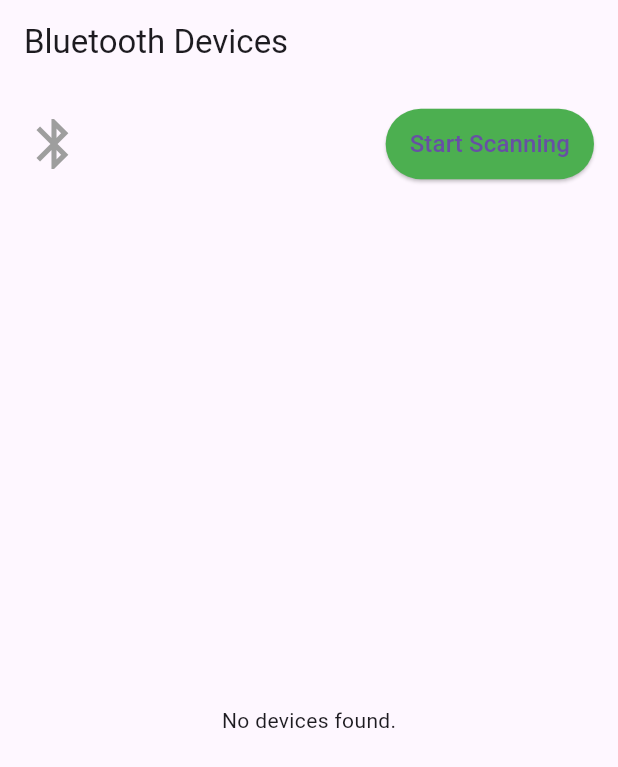
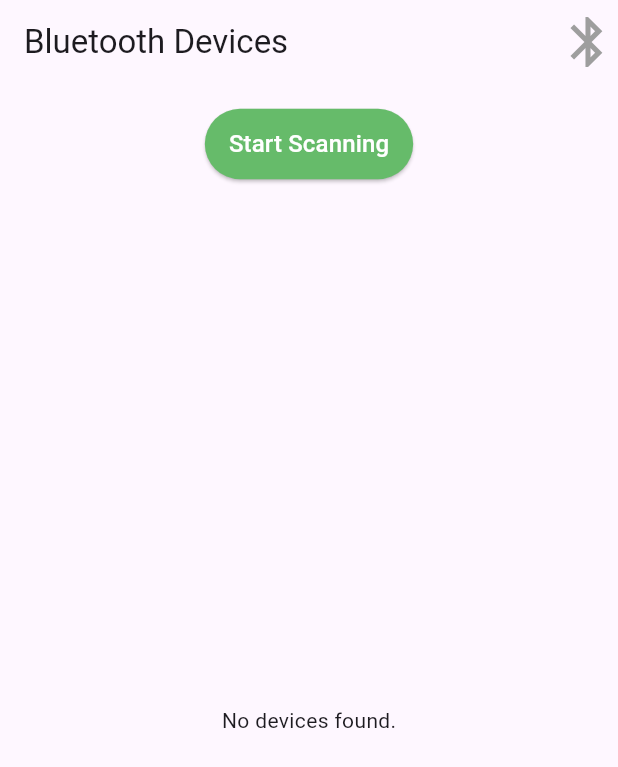
Before and after one commit to johnhcolani/Bluetooth-Scanner, a Flutter app: the screen it shows after launch, on a phone screen of 412 x 824 dp. Shown: the top 767 px of the screen. Run offline on Flutter 3.47's test engine with Material 3 defaults, Android fonts, the phone set to English and light mode, and no system bars; missing offline and left inert: flutter_reactive_ble.

Commit message:
Ui modified in Bluetooth Device Page

```diff
--- a/lib/bluetooth_scanner_screen.dart
+++ b/lib/bluetooth_scanner_screen.dart
@@ -94,36 +94,42 @@ class _BluetoothScannerScreenState extends State<BluetoothScannerScreen> {
   @override
   Widget build(BuildContext context) {
     return Scaffold(
-      appBar: AppBar(title: const Text("Bluetooth Devices")),
+      appBar: AppBar(
+        title: const Text("Bluetooth Devices"),
+        actions: [
+          Icon(
+            Icons.bluetooth,
+            size: 40,
+            color: _connectedDevice != null ? Colors.blue : Colors.grey,
+          ),
+        ],
+      ),
       body: Column(
         children: [
           // Row for Bluetooth Icon, Scanning Button, and Navigate Button
           Padding(
             padding: const EdgeInsets.all(16.0),
             child: Row(
-              mainAxisAlignment: MainAxisAlignment.spaceBetween,
+              mainAxisAlignment: _connectedDevice == null
+                  ? MainAxisAlignment.center
+                  : MainAxisAlignment.spaceBetween,
               children: [
-                // Bluetooth Icon
-                Icon(
-                  Icons.bluetooth,
-                  size: 40,
-                  color: _connectedDevice != null ? Colors.blue : Colors.grey,
-                ),
-                // Start/Stop Scanning Button
+
                 ElevatedButton(
                   onPressed: _isScanning ? _stopScan : _startScan,
                   style: ElevatedButton.styleFrom(
-                    backgroundColor: _isScanning ? Colors.red : Colors.green,
+                    backgroundColor: _isScanning ? Colors.red.shade400 : Colors.green.shade400,
                     padding: const EdgeInsets.symmetric(vertical: 12, horizontal: 16),
                   ),
                   child: Text(
                     _isScanning ? "Stop Scanning" : "Start Scanning",
-                    style: const TextStyle(fontSize: 16),
+                    style: TextStyle(fontSize: 16,
+                    color: _isScanning ? Colors.white : Colors.white
+                    ),
                   ),
                 ),
-                // Navigate to Details Button (Visible if connected)
                 if (_connectedDevice != null)
-                  ElevatedButton(
+                  ElevatedButton.icon(
                     onPressed: () {
                       Navigator.push(
                         context,
@@ -133,13 +139,11 @@ class _BluetoothScannerScreenState extends State<BluetoothScannerScreen> {
                         ),
                       );
                     },
+                    icon: Icon(Icons.bluetooth_connected,color: Colors.grey.shade100,),
+                    label: const Text("Go to Connected",style: TextStyle(color: Colors.white),),
                     style: ElevatedButton.styleFrom(
                       backgroundColor: Colors.blue,
                       padding: const EdgeInsets.symmetric(vertical: 12, horizontal: 16),
-                    ),
-                    child: const Text(
-                      "Go to Details",
-                      style: TextStyle(fontSize: 16),
                     ),
                   ),
               ],
@@ -161,15 +165,21 @@ class _BluetoothScannerScreenState extends State<BluetoothScannerScreen> {
                     child: ListTile(
                       title: Text(device.name.isEmpty ? "Unknown Device" : device.name),
                       subtitle: Text(device.id),
-                      trailing: ElevatedButton(
-                        onPressed: () {
-                          if (isConnected) {
-                            _disconnectFromDevice();
-                          } else {
-                            _connectToDevice(context, device);
-                          }
-                        },
-                        child: Text(isConnected ? "Disconnect" : "Connect"),
+                      trailing: ElevatedButton.icon(
+                        onPressed: isConnected
+                            ? null // Disable the button when connected
+                            : () => _connectToDevice(context, device),
+                        icon: Icon(
+                          Icons.bluetooth,
+                          color: isConnected ? Colors.blue : Colors.grey[600],
+                        ),
+                        label: Text(
+                          isConnected ? "Connected" : "Connect",
+                        ),
+                        style: ElevatedButton.styleFrom(
+                          backgroundColor:
+                          isConnected ? Colors.blue.shade900 : Colors.grey.shade300, // Adjusted colors
+                        ),
                       ),
                     ),
                   );
```
